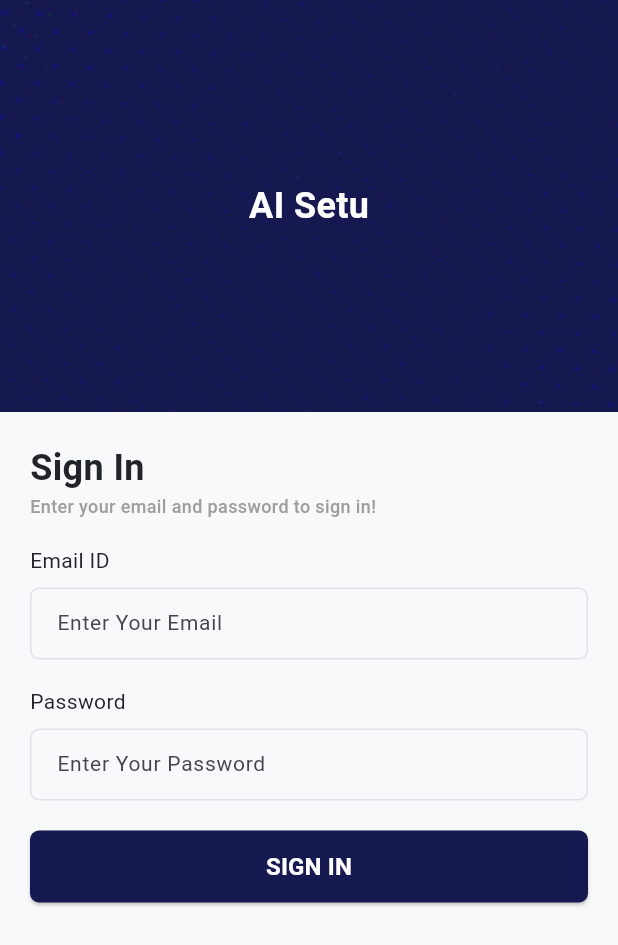
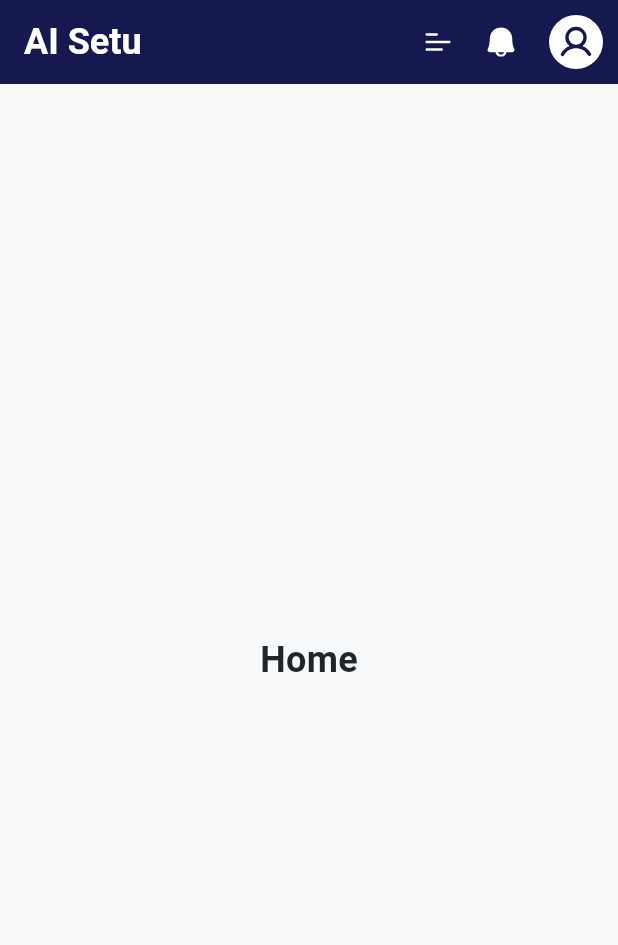
Before and after one commit to hkdigiverse2108/ERP-Application, a Flutter app: the screen it shows after launch, after a tap on "SIGN IN", on a phone screen of 412 x 824 dp. Shown: the top 945 px of the screen. Run offline on Flutter 3.47's test engine with Material 3 defaults, Android fonts, the phone set to English and light mode, and no system bars; our stand-ins replace flutter_svg, gap, get, get_storage, phosphor_flutter.

Commit message:
Add home page in Appbar

```diff
--- a/lib/app/app_pages.dart
+++ b/lib/app/app_pages.dart
@@ -1,5 +1,7 @@
 import 'package:ai_setu/modules/auth/bindings/sign_in_bindings.dart';
 import 'package:ai_setu/modules/auth/views/sign_in.dart';
+import 'package:ai_setu/modules/home/bindings/home_bindings.dart';
+import 'package:ai_setu/modules/home/views/home.dart';
 import 'package:ai_setu/modules/splash/bindings/splash_bindings.dart';
 import 'package:get/get.dart';
 import 'package:ai_setu/app/app_routes.dart';
@@ -20,9 +22,6 @@ class AppPages {
       page: () => SignIn(),
       binding: SignInBindings(),
     ),
-    GetPage(
-      name: Routes.signIn,
-      page: () => const Scaffold(body: Center(child: Text("Home"))),
-    ),
+    GetPage(name: Routes.home, page: () => Home(), binding: HomeBindings()),
   ];
 }
--- a/lib/app/app_routes.dart
+++ b/lib/app/app_routes.dart
@@ -1,4 +1,5 @@
 abstract class Routes {
   static const splash = '/splash';
   static const signIn = '/sign-in';
+  static const home = '/home';
 }
--- a/lib/core/constants/colors.dart
+++ b/lib/core/constants/colors.dart
@@ -28,4 +28,9 @@ class AppColors {
   static const Color warning = Color(0xFFFFC107);
   static const Color error = Color(0xFFDC3545);
   static const Color info = Color(0xFF17A2B8);
+
+  // // button Color
+  // static const Color btnPrimary = Color.fromARGB(255, 71, 92, 232);
+  // static const Color btnSecondary = Color(0xFF161950);
+  // static const Color btnTertiary = Color(0xFF161950);
 }
--- a/lib/core/constants/images.dart
+++ b/lib/core/constants/images.dart
@@ -4,3 +4,7 @@ class Images {
       "assets/images/splash_logo.png"; // TODO: add the splash logo
   static const String splashBg = "assets/images/splash_bg.jpg";
 }
+
+class AppIcons {
+  static const String menuBar = "assets/icons/menu.svg";
+}
--- a/lib/core/helper/text_helper.dart
+++ b/lib/core/helper/text_helper.dart
@@ -69,6 +69,9 @@ class TextHelper {
   static TextStyle get button =>
       TextStyle(fontSize: 16, fontWeight: FontWeight.bold, color: Colors.white);
 
+  static TextStyle get buttonThin =>
+      TextStyle(fontSize: 16, fontWeight: FontWeight.w400, color: Colors.white);
+
   // Context-aware methods for dynamic theme updates
   static TextStyle h1Style(BuildContext context) =>
       h1.copyWith(color: Theme.of(context).colorScheme.onSurface);
--- a/lib/modules/auth/controllers/sign_in_controller.dart
+++ b/lib/modules/auth/controllers/sign_in_controller.dart
@@ -7,8 +7,15 @@ class SignInController extends GetxController {
 
   final show = false.obs;
 
-  @override
-  void onInit() {
-    super.onInit();
+  void login() {
+    if (email.text.isEmpty || password.text.isEmpty) {
+      Get.snackbar("Error", "Please fill all the fields");
+      return;
+    }
+    Get.toNamed("Home Page");
+  }
+
+  void showPassword() {
+    show.toggle();
   }
 }
--- a/lib/modules/auth/views/sign_in.dart
+++ b/lib/modules/auth/views/sign_in.dart
@@ -6,7 +6,9 @@ import 'package:ai_setu/shared/widgets/buttons/common_button.dart';
 import 'package:ai_setu/shared/widgets/text_fields/normal_field.dart';
 import 'package:flutter/material.dart';
 import 'package:gap/gap.dart';
-import 'package:get/state_manager.dart';
+import 'package:ai_setu/app/app_routes.dart';
+import 'package:get/get.dart';
+import 'package:phosphor_flutter/phosphor_flutter.dart';
 
 class SignIn extends GetView<SignInController> {
   const SignIn({super.key});
@@ -57,15 +59,30 @@ class SignIn extends GetView<SignInController> {
                     hintText: "Enter Your Email",
                   ),
                   Gap(18),
-                  NormalField(
-                    labelFloating: true,
-                    labelText: "Password",
-                    controller: controller.email,
-                    hintText: "Enter Your Password",
+                  Obx(
+                    () => NormalField(
+                      labelFloating: true,
+                      labelText: "Password",
+                      controller: controller.password,
+                      hintText: "Enter Your Password",
+                      obscureText: !controller.show.value,
+                      suffixIcon: IconButton(
+                        icon: Icon(
+                          controller.show.value
+                              ? PhosphorIconsBold.eyeClosed
+                              : PhosphorIconsBold.eye,
+                        ),
+                        onPressed: () {
+                          controller.show.value = !controller.show.value;
+                        },
+                      ),
+                    ),
                   ),
                   Gap(20),
                   CommonButton(
-                    onPressed: () {},
+                    onPressed: () {
+                      Get.offAllNamed(Routes.home);
+                    },
                     text: Strings.login.toUpperCase(),
                   ),
                 ],
--- /dev/null
+++ b/lib/modules/home/bindings/home_bindings.dart
@@ -0,0 +1,9 @@
+import 'package:ai_setu/modules/home/controllers/home_conteroller.dart';
+import 'package:get/get.dart';
+
+class HomeBindings extends Bindings {
+  @override
+  void dependencies() {
+    Get.lazyPut(() => HomeController());
+  }
+}
--- /dev/null
+++ b/lib/modules/home/controllers/home_conteroller.dart
@@ -0,0 +1,3 @@
+import 'package:get/get.dart';
+
+class HomeController extends GetxController {}
--- /dev/null
+++ b/lib/modules/home/views/home.dart
@@ -0,0 +1,44 @@
+import 'package:ai_setu/core/constants/colors.dart';
+import 'package:ai_setu/core/constants/images.dart';
+import 'package:ai_setu/core/constants/strings.dart';
+import 'package:ai_setu/core/helper/text_helper.dart';
+import 'package:flutter/material.dart';
+import 'package:flutter_svg/flutter_svg.dart';
+import 'package:gap/gap.dart';
+import 'package:phosphor_flutter/phosphor_flutter.dart';
+
+class Home extends StatelessWidget {
+  const Home({super.key});
+
+  @override
+  Widget build(BuildContext context) {
+    return Scaffold(
+      appBar: AppBar(
+        backgroundColor: AppColors.primary,
+        scrolledUnderElevation: 0,
+        centerTitle: false,
+        title: Text(
+          Strings.appName,
+          style: TextHelper.h2.copyWith(color: Colors.white),
+        ),
+        actions: [
+          Row(
+            children: [
+              SvgPicture.asset(AppIcons.menuBar),
+              Gap(10),
+              Icon(PhosphorIconsFill.bell, color: Colors.white),
+              Gap(20),
+              CircleAvatar(
+                radius: 18,
+                backgroundColor: Colors.white,
+                child: Icon(PhosphorIconsBold.user, color: AppColors.primary),
+              ),
+              Gap(10),
+            ],
+          ),
+        ],
+      ),
+      body: Center(child: Text("Home", style: TextHelper.h2)),
+    );
+  }
+}
--- a/lib/shared/widgets/buttons/common_button.dart
+++ b/lib/shared/widgets/buttons/common_button.dart
@@ -1,3 +1,4 @@
+import 'package:ai_setu/core/constants/colors.dart';
 import 'package:ai_setu/core/constants/sizes.dart';
 import 'package:ai_setu/core/helper/text_helper.dart';
 import 'package:flutter/material.dart';
@@ -14,13 +15,13 @@ class CommonButton extends StatelessWidget {
       onPressed: onPressed,
       style: ElevatedButton.styleFrom(
         minimumSize: Size(double.infinity, Sizes.buttonHeightM),
-        backgroundColor: Theme.of(context).primaryColor,
+        backgroundColor: AppColors.primary,
         foregroundColor: Colors.white,
         shape: RoundedRectangleBorder(
           borderRadius: BorderRadius.circular(Sizes.borderRadiusS),
         ),
       ),
-      child: Text(text, style: TextHelper.button),
+      child: Text(text, style: TextHelper.buttonThin),
     );
   }
 }
--- a/lib/shared/widgets/text_fields/normal_field.dart
+++ b/lib/shared/widgets/text_fields/normal_field.dart
@@ -13,6 +13,7 @@ class NormalField extends StatelessWidget {
   final bool enabled;
   final TextInputType keyboardType;
   final String? Function(String?)? validator;
+  final Widget? suffixIcon;
 
   const NormalField({
     super.key,
@@ -24,6 +25,7 @@ class NormalField extends StatelessWidget {
     this.keyboardType = TextInputType.text,
     this.validator,
     this.labelFloating = false,
+    this.suffixIcon,
   });
 
   @override
@@ -49,6 +51,7 @@ class NormalField extends StatelessWidget {
             textAlignVertical: TextAlignVertical.center,
             decoration: InputDecoration(
               hintText: hintText,
+              suffixIcon: suffixIcon,
               contentPadding: EdgeInsets.symmetric(
                 horizontal: 14,
                 vertical: 12,
--- a/pubspec.yaml
+++ b/pubspec.yaml
@@ -16,6 +16,9 @@ dependencies:
   get: ^4.7.3
   get_storage: ^2.1.1
   gap: ^3.0.1
+  phosphor_flutter: ^2.1.0
+  iconsax_flutter: ^1.0.1
+  flutter_svg: ^2.2.4
 
 dev_dependencies:
   flutter_test:
```
Also changed, not shown: assets/icons/menu.svg (added), pubspec.lock.
